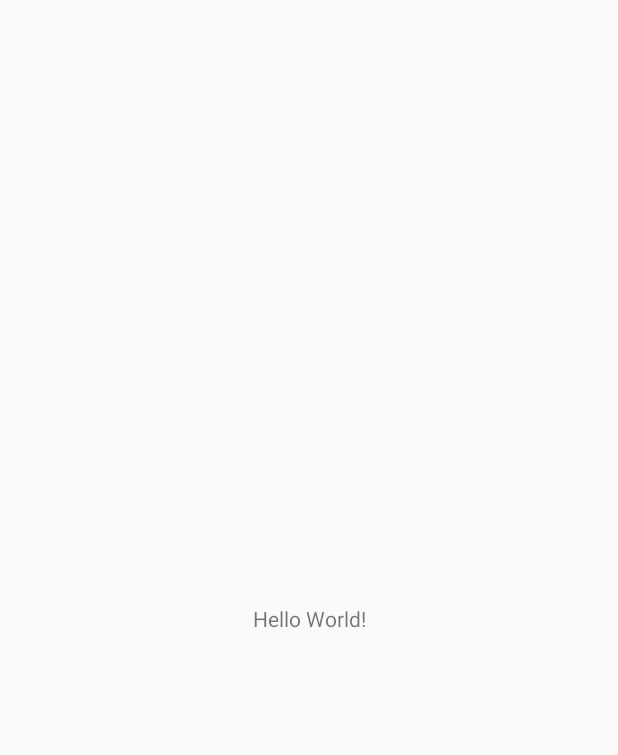
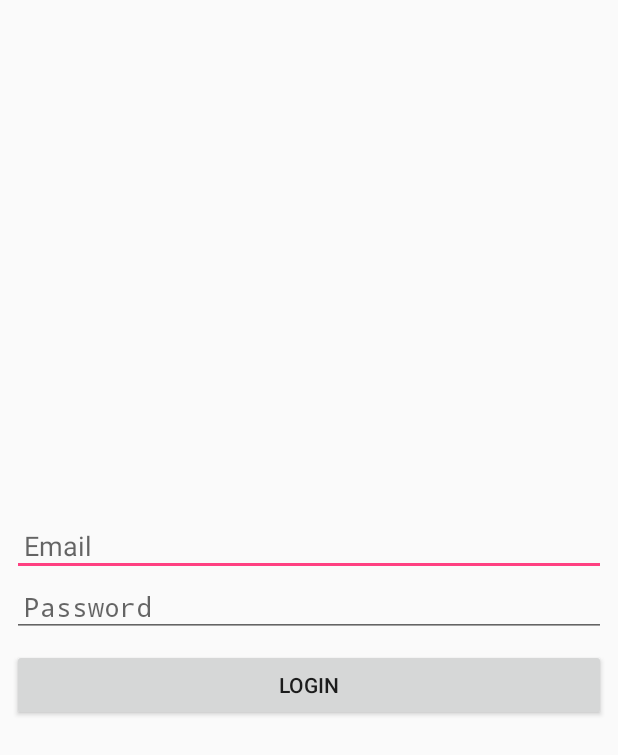
Before and after one commit to DavidLe94/mvvm_example, an Android app: the screen it shows after launch (LoginActivity), on a phone screen of 412 x 824 dp. Before the commit the part shown is almost empty. Shown: the top 755 px of the screen. Run offline under Robolectric (Android 15) with nearby library versions, the phone set to English and light mode, and no system bars; our stand-ins replace data binding.

Commit message:
- Progress login

```diff
--- /dev/null
+++ b/app/src/main/java/com/android/haule/android_mvvm_example/models/User.java
@@ -0,0 +1,52 @@
+package com.android.haule.android_mvvm_example.models;
+
+import android.support.annotation.NonNull;
+import android.text.TextUtils;
+import android.util.Patterns;
+
+/**
+ * Created by Hau Le on 2018-10-12.
+ */
+public class User {
+    @NonNull
+    private String email;
+    @NonNull
+    private String password;
+
+    public User(@NonNull String email, @NonNull String password) {
+        this.email = email;
+        this.password = password;
+    }
+
+    @NonNull
+    public String getEmail() {
+        return email;
+    }
+
+    public void setEmail(@NonNull String email) {
+        this.email = email;
+    }
+
+    @NonNull
+    public String getPassword() {
+        return password;
+    }
+
+    public void setPassword(@NonNull String password) {
+        this.password = password;
+    }
+
+    public int isInputDataValid(){
+        if(TextUtils.isEmpty(getEmail())){
+            return -1;
+        }else if(TextUtils.isEmpty(getPassword())){
+            return -2;
+        }else if(getPassword().length() <= 5){
+            return -3;
+        }else if(!Patterns.EMAIL_ADDRESS.matcher(getEmail()).matches()){
+            return -4;
+        }else{
+            return 1;
+        }
+    }
+}
--- /dev/null
+++ b/app/src/main/java/com/android/haule/android_mvvm_example/viewmodels/LoginViewModel.java
@@ -0,0 +1,63 @@
+package com.android.haule.android_mvvm_example.viewmodels;
+
+import android.databinding.BaseObservable;
+import android.databinding.Bindable;
+import com.android.haule.android_mvvm_example.BR;
+import com.android.haule.android_mvvm_example.models.User;
+
+/**
+ * Created by Hau Le on 2018-10-12.
+ */
+public class LoginViewModel extends BaseObservable{
+    private User user;
+
+    private String successMessage = "Login was successful";
+    private String emailIsEmpty = "Email is required";
+    private String passwordIsEmpty = "Password is required";
+    private String emailDoesNotFormat = "Does not email format";
+    private String passLength = "Password must more than 5 character";
+
+    @Bindable
+    public String toastMessage = null;
+
+    public String getToastMessage(){
+        return toastMessage;
+    }
+
+    private void setToastMessage(String toastMessage){
+        this.toastMessage = toastMessage;
+        notifyPropertyChanged(BR.toastMessage);
+    }
+
+    public LoginViewModel(){
+        user = new User("", "");
+    }
+
+    public void afterEmailTextChanged(CharSequence s){
+        user.setEmail(s.toString());
+    }
+
+    public void afterPasswordTextChanged(CharSequence s){
+        user.setPassword(s.toString());
+    }
+
+    public void loginClicked(){
+        switch (user.isInputDataValid()){
+            case 1:
+                setToastMessage(successMessage);
+                break;
+            case -1:
+                setToastMessage(emailIsEmpty);
+                break;
+            case -2:
+                setToastMessage(passwordIsEmpty);
+                break;
+            case -3:
+                setToastMessage(passLength);
+                break;
+            case -4:
+                setToastMessage(emailDoesNotFormat);
+                break;
+        }
+    }
+}
--- a/app/src/main/java/com/android/haule/android_mvvm_example/views/LoginActivity.java
+++ b/app/src/main/java/com/android/haule/android_mvvm_example/views/LoginActivity.java
@@ -1,7 +1,13 @@
 package com.android.haule.android_mvvm_example.views;
 
+import android.databinding.BindingAdapter;
+import android.databinding.DataBindingUtil;
 import android.os.Bundle;
+import android.view.View;
+import android.widget.Toast;
 import com.android.haule.android_mvvm_example.R;
+import com.android.haule.android_mvvm_example.databinding.ActivityLoginBinding;
+import com.android.haule.android_mvvm_example.viewmodels.LoginViewModel;
 import com.android.haule.android_mvvm_example.views.base.BaseActivity;
 
 public class LoginActivity extends BaseActivity {
@@ -12,7 +18,17 @@ public class LoginActivity extends BaseActivity {
     }
 
     @Override
-    public int getLayoutResourceId() {
-        return R.layout.activity_login;
+    public void bindingView() {
+        ActivityLoginBinding activityLoginBinding =
+                DataBindingUtil.setContentView(this, R.layout.activity_login);
+        activityLoginBinding.setViewModel(new LoginViewModel());
+        activityLoginBinding.executePendingBindings();
+    }
+
+    @BindingAdapter({"toastMessage"})
+    public static void runMe(View view, String message){
+        if(message!=null){
+            Toast.makeText(view.getContext(), message, Toast.LENGTH_SHORT).show();
+        }
     }
 }
--- a/app/src/main/java/com/android/haule/android_mvvm_example/views/base/BaseActivity.java
+++ b/app/src/main/java/com/android/haule/android_mvvm_example/views/base/BaseActivity.java
@@ -12,8 +12,8 @@ public abstract class BaseActivity extends FragmentActivity {
     @Override
     protected void onCreate(@Nullable Bundle savedInstanceState) {
         super.onCreate(savedInstanceState);
-        setContentView(getLayoutResourceId());
+        bindingView();
     }
 
-    public abstract int getLayoutResourceId();
+    public abstract void bindingView();
 }
--- a/app/src/main/res/layout/activity_login.xml
+++ b/app/src/main/res/layout/activity_login.xml
@@ -1,18 +1,50 @@
 <?xml version="1.0" encoding="utf-8"?>
-<android.support.constraint.ConstraintLayout xmlns:android="http://schemas.android.com/apk/res/android"
-    xmlns:app="http://schemas.android.com/apk/res-auto"
-    xmlns:tools="http://schemas.android.com/tools"
-    android:layout_width="match_parent"
-    android:layout_height="match_parent"
-    tools:context=".views.LoginActivity">
+<layout xmlns:android="http://schemas.android.com/apk/res/android"
+    xmlns:bind="http://schemas.android.com/tools">
 
-    <TextView
-        android:layout_width="wrap_content"
-        android:layout_height="wrap_content"
-        android:text="Hello World!"
-        app:layout_constraintBottom_toBottomOf="parent"
-        app:layout_constraintLeft_toLeftOf="parent"
-        app:layout_constraintRight_toRightOf="parent"
-        app:layout_constraintTop_toTopOf="parent" />
+    <data>
+        <variable
+            name="viewModel"
+            type="com.android.haule.android_mvvm_example.viewmodels.LoginViewModel"/>
+    </data>
 
-</android.support.constraint.ConstraintLayout>
+    <ScrollView
+        android:layout_width="match_parent"
+        android:layout_height="match_parent">
+
+        <LinearLayout
+            android:layout_width="match_parent"
+            android:layout_height="wrap_content"
+            android:layout_gravity="center"
+            android:layout_margin="8dp"
+            android:orientation="vertical">
+
+            <EditText
+                android:id="@+id/inEmail"
+                android:layout_width="match_parent"
+                android:layout_height="wrap_content"
+                android:afterTextChanged="@{(editable)->viewModel.afterEmailTextChanged(editable)}"
+                android:hint="@string/email"
+                android:inputType="textEmailAddress"
+                android:padding="8dp" />
+
+            <EditText
+                android:id="@+id/inPassword"
+                android:layout_width="match_parent"
+                android:layout_height="wrap_content"
+                android:afterTextChanged="@{(editable)->viewModel.afterPasswordTextChanged(editable)}"
+                android:hint="@string/password"
+                android:inputType="textPassword"
+                android:padding="8dp" />
+
+
+            <Button
+                android:layout_width="match_parent"
+                android:layout_height="wrap_content"
+                android:layout_marginTop="8dp"
+                android:onClick="@{()-> viewModel.loginClicked()}"
+                android:text="@string/login"
+                bind:toastMessage="@{viewModel.toastMessage}" />
+        </LinearLayout>
+    </ScrollView>
+</layout>
--- a/app/src/main/res/values/strings.xml
+++ b/app/src/main/res/values/strings.xml
@@ -1,3 +1,6 @@
 <resources>
     <string name="app_name">Android-MVVM-Example</string>
+    <string name="email">Email</string>
+    <string name="password">Password</string>
+    <string name="login">LOGIN</string>
 </resources>
```
